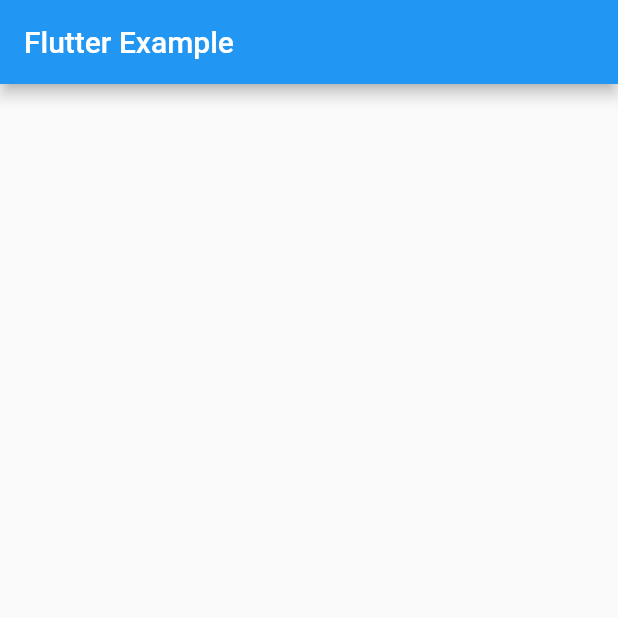
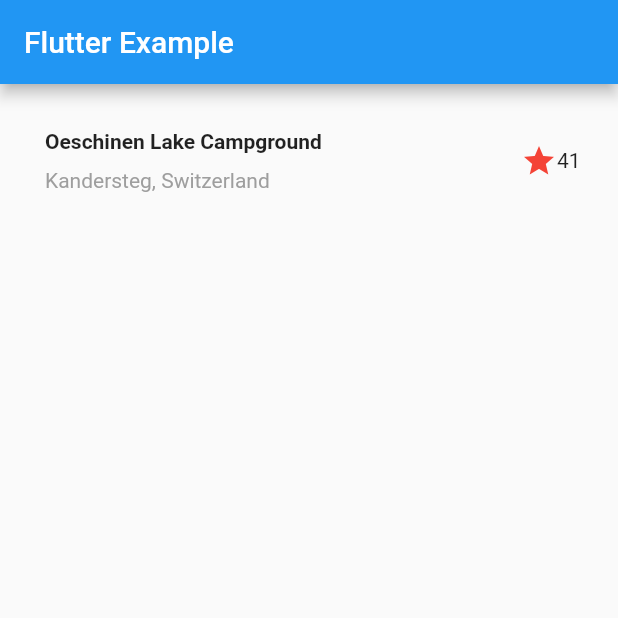
Before and after one commit to PiyushKhurana/layout-example-1, a Flutter app: the screen it shows after launch, on a phone screen of 412 x 824 dp, the top half of it. Run offline on Flutter 3.47's test engine with Material 2 defaults, Android fonts, the phone set to English and light mode, and no system bars.

Commit message:
title section done

```diff
--- a/lib/src/app.dart
+++ b/lib/src/app.dart
@@ -13,7 +13,11 @@ class MyApp extends StatelessWidget {
         appBar: AppBar(
           title:Text('Flutter Example')
         ),
-        body:ListView()
+        body:ListView(
+          children: <Widget>[
+            TitleSection(),
+          ],
+        )
       ),
     );
   }
--- a/lib/src/widgets/title_section.dart
+++ b/lib/src/widgets/title_section.dart
@@ -0,0 +1,40 @@
+import 'package:flutter/material.dart';
+
+class TitleSection extends StatelessWidget {
+  @override
+  Widget build(BuildContext context) {
+    return Container(
+      padding: EdgeInsets.all(25.0),
+      child: Row(
+        children: <Widget>[
+          Expanded(
+            child: Column(
+              crossAxisAlignment: CrossAxisAlignment.start,
+              children: <Widget>[
+                Container(
+                  child: Text(
+                    'Oeschinen Lake Campground',
+                    style: TextStyle(fontWeight: FontWeight.bold),
+                  ),
+                  padding: EdgeInsets.all(5.0),
+                ),
+                Container(
+                  child: Text(
+                    'Kandersteg, Switzerland',
+                    style: TextStyle(color: Colors.grey[500]),
+                  ),
+                  padding: EdgeInsets.all(5.0),
+                )
+              ],
+            ),
+          ),
+          Icon(
+            Icons.star,
+            color: Colors.red[500],
+          ),
+          Text('41'),
+        ],
+      ),
+    );
+  }
+}
```
